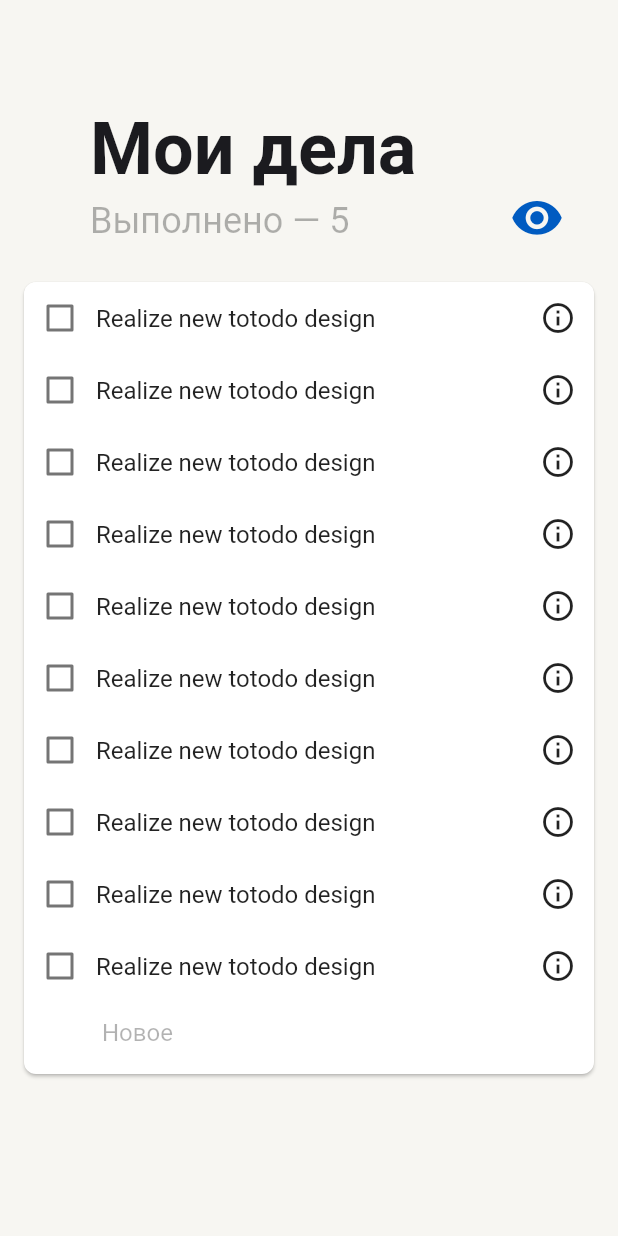
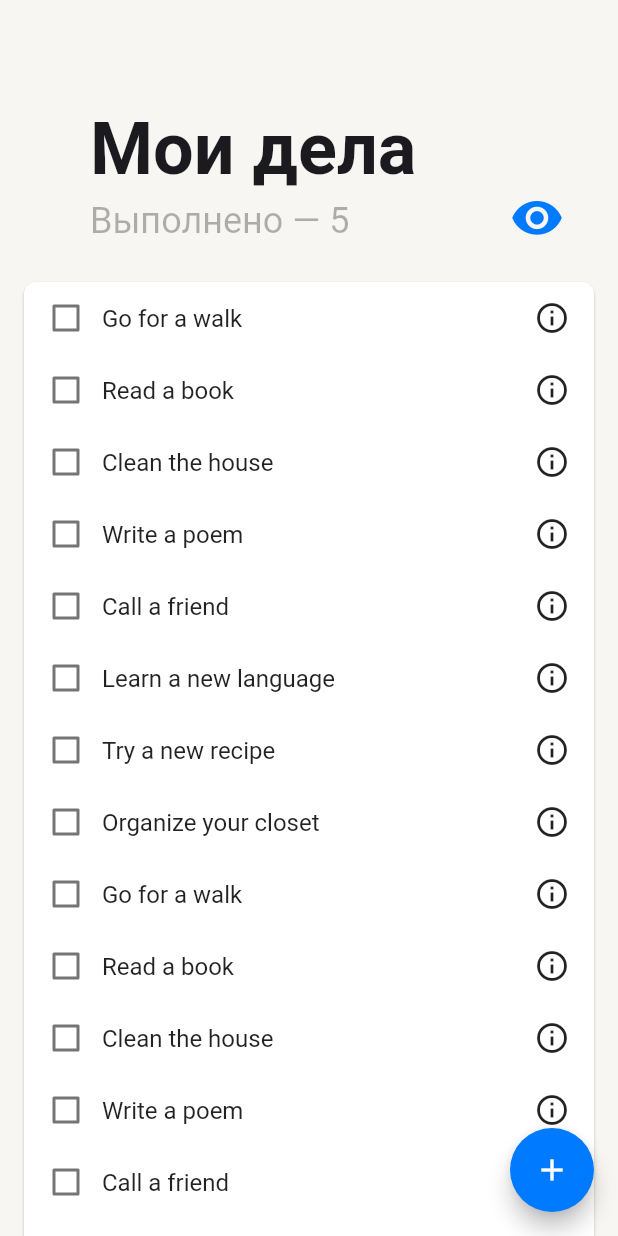
Before and after one commit to Damovetsky/totodo, a Flutter app: the screen it shows after launch, on a phone screen of 412 x 824 dp. Run offline on Flutter 3.47's test engine with Material 2 defaults, Android fonts, the light colour scheme and no system bars; our stand-ins replace google_fonts.

Commit message:
Added a tasks provider and some UI elements

```diff
--- a/lib/core/ui/color_schemes.dart
+++ b/lib/core/ui/color_schemes.dart
@@ -4,7 +4,7 @@ ColorScheme currentColorScheme(context) => Theme.of(context).colorScheme;
 
 const lightColorScheme = ColorScheme(
   brightness: Brightness.light,
-  primary: Color(0xFF005BC1),
+  primary: Color(0xFF007AFF),
   onPrimary: Color(0xFFFFFFFF),
   primaryContainer: Color(0xFFD8E2FF),
   onPrimaryContainer: Color(0xFF001A41),
--- a/lib/core/ui/theme.dart
+++ b/lib/core/ui/theme.dart
@@ -6,9 +6,13 @@ import 'color_schemes.dart';
 final lightTheme = ThemeData(
   colorScheme: lightColorScheme,
   textTheme: textTheme,
+  floatingActionButtonTheme: const FloatingActionButtonThemeData()
+      .copyWith(backgroundColor: lightColorScheme.primary),
 );
 
 final darkTheme = ThemeData(
   colorScheme: darkColorScheme,
   textTheme: textTheme,
+  floatingActionButtonTheme: const FloatingActionButtonThemeData()
+      .copyWith(backgroundColor: lightColorScheme.primary),
 );
--- a/lib/main.dart
+++ b/lib/main.dart
@@ -1,8 +1,10 @@
 import 'package:flutter/material.dart';
 import 'package:flutter/services.dart';
+import 'package:provider/provider.dart';
 
 import './core/ui/theme.dart';
-import 'screens/my_tasks_screen/my_tasks_screen.dart';
+import './screens/my_tasks_screen/my_tasks_screen.dart';
+import './providers/tasks.dart';
 
 void main() {
   runApp(const App());
@@ -16,11 +18,19 @@ class App extends StatelessWidget {
     SystemChrome.setSystemUIOverlayStyle(
       const SystemUiOverlayStyle(statusBarColor: Colors.transparent),
     );
-    return MaterialApp(
-      title: 'ToToDo',
-      theme: lightTheme,
-      //darkTheme: darkTheme,
-      home: const MyTasksScreen(),
+    return MultiProvider(
+      providers: [
+        ChangeNotifierProvider(
+          create: (context) => Tasks(),
+        ),
+      ],
+      child: MaterialApp(
+        title: 'ToToDo',
+        theme: lightTheme,
+        debugShowCheckedModeBanner: false,
+        //darkTheme: darkTheme,
+        home: const MyTasksScreen(),
+      ),
     );
   }
 }
--- /dev/null
+++ b/lib/models/task.dart
@@ -0,0 +1,23 @@
+enum Priority {
+  none,
+  high,
+  low,
+}
+
+class Task {
+  final String id;
+  final String description;
+  final DateTime createdAt;
+  final DateTime? dueDate;
+  final Priority priority;
+  bool isChecked;
+
+  Task({
+    required this.id,
+    required this.description,
+    required this.createdAt,
+    this.dueDate,
+    this.priority = Priority.none,
+    this.isChecked = false,
+  });
+}
--- /dev/null
+++ b/lib/providers/tasks.dart
@@ -0,0 +1,98 @@
+import 'package:flutter/material.dart';
+
+import '../models/task.dart';
+
+class Tasks with ChangeNotifier {
+  final List<Task> _tasks = [
+    Task(
+      id: 'a',
+      description: 'Go for a walk',
+      createdAt: DateTime.now(),
+    ),
+    Task(
+      id: 'b',
+      description: 'Read a book',
+      createdAt: DateTime.now(),
+    ),
+    Task(
+      id: 'c',
+      description: 'Clean the house',
+      createdAt: DateTime.now(),
+    ),
+    Task(
+      id: 'd',
+      description: 'Write a poem',
+      createdAt: DateTime.now(),
+    ),
+    Task(
+      id: 'e',
+      description: 'Call a friend',
+      createdAt: DateTime.now(),
+    ),
+    Task(
+      id: 'f',
+      description: 'Learn a new language',
+      createdAt: DateTime.now(),
+    ),
+    Task(
+      id: 'g',
+      description: 'Try a new recipe',
+      createdAt: DateTime.now(),
+    ),
+    Task(
+      id: 'h',
+      description: 'Organize your closet',
+      createdAt: DateTime.now(),
+    ),
+    Task(
+      id: 'a',
+      description: 'Go for a walk',
+      createdAt: DateTime.now(),
+    ),
+    Task(
+      id: 'b',
+      description: 'Read a book',
+      createdAt: DateTime.now(),
+    ),
+    Task(
+      id: 'c',
+      description: 'Clean the house',
+      createdAt: DateTime.now(),
+    ),
+    Task(
+      id: 'd',
+      description: 'Write a poem',
+      createdAt: DateTime.now(),
+    ),
+    Task(
+      id: 'e',
+      description: 'Call a friend',
+      createdAt: DateTime.now(),
+    ),
+    Task(
+      id: 'f',
+      description: 'Learn a new language',
+      createdAt: DateTime.now(),
+    ),
+    Task(
+      id: 'g',
+      description: 'Try a new recipe',
+      createdAt: DateTime.now(),
+    ),
+    Task(
+      id: 'h',
+      description: 'Organize your closet',
+      createdAt: DateTime.now(),
+    ),
+  ];
+
+  Tasks();
+
+  List<Task> get tasks {
+    return [..._tasks];
+  }
+
+  void toggleTask(int index) {
+    _tasks[index].isChecked = !_tasks[index].isChecked;
+  }
+}
--- a/lib/screens/my_tasks_screen/my_tasks_screen.dart
+++ b/lib/screens/my_tasks_screen/my_tasks_screen.dart
@@ -1,10 +1,8 @@
 import 'package:flutter/material.dart';
 
-import '../../core/ui/dimentions.dart';
 import './widgets/my_tasks_appbar.dart';
 import '../../core/ui/color_schemes.dart';
-import '../../core/ui/text_styles.dart';
-import 'widgets/task_tile.dart';
+import 'widgets/tasks_list_card.dart';
 
 class MyTasksScreen extends StatelessWidget {
   const MyTasksScreen({super.key});
@@ -13,45 +11,15 @@ class MyTasksScreen extends StatelessWidget {
   Widget build(BuildContext context) {
     return Scaffold(
       backgroundColor: currentColorScheme(context).background,
-      body: CustomScrollView(
+      body: const CustomScrollView(
         slivers: [
-          const MyTasksAppBar(),
-          SliverToBoxAdapter(
-            child: Card(
-              margin: const EdgeInsets.symmetric(
-                horizontal: screenHorizontalMargin,
-                vertical: 24,
-              ),
-              shape: RoundedRectangleBorder(
-                borderRadius: BorderRadius.circular(8),
-              ),
-              color: currentColorScheme(context).surface,
-              clipBehavior: Clip.antiAlias, //???
-              child: Column(
-                children: [
-                  ListView.builder(
-                    physics: const NeverScrollableScrollPhysics(),
-                    itemCount: 10,
-                    padding: const EdgeInsets.all(0),
-                    itemBuilder: (context, index) => TaskTile(),
-                    shrinkWrap: true,
-                  ),
-                  Container(
-                    height: 48,
-                    padding: const EdgeInsets.only(left: 52, bottom: 8),
-                    alignment: Alignment.centerLeft,
-                    child: Text(
-                      'Новое',
-                      style: currentTextTheme(context).bodyMedium?.copyWith(
-                            color: currentColorScheme(context).onSurfaceVariant,
-                          ),
-                    ),
-                  )
-                ],
-              ),
-            ),
-          )
+          MyTasksAppBar(),
+          TasksListCard(),
         ],
+      ),
+      floatingActionButton: FloatingActionButton(
+        onPressed: () {},
+        child: const Icon(Icons.add),
       ),
     );
   }
--- a/lib/screens/my_tasks_screen/widgets/task_tile.dart
+++ b/lib/screens/my_tasks_screen/widgets/task_tile.dart
@@ -1,7 +1,14 @@
 import 'package:flutter/material.dart';
 
+import '../../../models/task.dart';
+
 class TaskTile extends StatefulWidget {
-  const TaskTile({super.key});
+  final Task task;
+
+  const TaskTile({
+    required this.task,
+    super.key,
+  });
 
   @override
   State<TaskTile> createState() => _TaskTileState();
@@ -10,18 +17,24 @@ class TaskTile extends StatefulWidget {
 class _TaskTileState extends State<TaskTile> {
   @override
   Widget build(BuildContext context) {
+    final task = widget.task;
     return Container(
+      padding: const EdgeInsets.symmetric(horizontal: 4),
       constraints: const BoxConstraints(minHeight: 48, maxHeight: 84),
       child: Row(
         mainAxisAlignment: MainAxisAlignment.spaceBetween,
         crossAxisAlignment: CrossAxisAlignment.center,
         children: [
           Checkbox(
-            value: false,
-            onChanged: (value) {},
+            value: task.isChecked,
+            onChanged: (value) {
+              setState(() {
+                task.isChecked = value!;
+              });
+            },
           ),
           Expanded(
-            child: Text('Realize new totodo design'),
+            child: Text(task.description),
           ),
           IconButton(
             onPressed: () {},
--- /dev/null
+++ b/lib/screens/my_tasks_screen/widgets/tasks_list_card.dart
@@ -0,0 +1,59 @@
+import 'package:flutter/material.dart';
+import 'package:provider/provider.dart';
+
+import '../../../core/ui/dimentions.dart';
+import '../../../core/ui/text_styles.dart';
+import '../../../core/ui/color_schemes.dart';
+import './task_tile.dart';
+import '../../../providers/tasks.dart';
+
+class TasksListCard extends StatelessWidget {
+  const TasksListCard({
+    super.key,
+  });
+
+  @override
+  Widget build(BuildContext context) {
+    final tasksData = Provider.of<Tasks>(context);
+    final tasks = tasksData.tasks;
+
+    return SliverToBoxAdapter(
+      child: Card(
+        margin: const EdgeInsets.symmetric(
+          horizontal: screenHorizontalMargin,
+          vertical: 24,
+        ),
+        shape: RoundedRectangleBorder(
+          borderRadius: BorderRadius.circular(8),
+        ),
+        color: currentColorScheme(context).surface,
+        clipBehavior: Clip.antiAlias, //???
+        child: Column(
+          mainAxisSize: MainAxisSize.min,
+          children: [
+            ListView.builder(
+              physics: const NeverScrollableScrollPhysics(),
+              itemCount: tasks.length,
+              padding: EdgeInsets.zero,
+              itemBuilder: (context, index) => TaskTile(
+                task: tasks[index],
+              ),
+              shrinkWrap: true,
+            ),
+            Container(
+              height: 48,
+              padding: const EdgeInsets.only(left: 52, bottom: 8),
+              alignment: Alignment.centerLeft,
+              child: Text(
+                'Новое',
+                style: currentTextTheme(context).bodyMedium?.copyWith(
+                      color: currentColorScheme(context).onSurfaceVariant,
+                    ),
+              ),
+            )
+          ],
+        ),
+      ),
+    );
+  }
+}
--- a/pubspec.yaml
+++ b/pubspec.yaml
@@ -11,6 +11,7 @@ dependencies:
     sdk: flutter
   cupertino_icons: ^1.0.2
   google_fonts: ^5.0.0
+  provider: ^6.0.5
 
 dev_dependencies:
   flutter_test:
```
Also changed, not shown: pubspec.lock.
